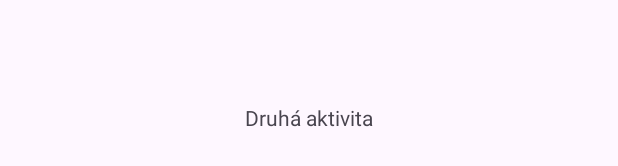
After one commit to JohnyTes/AP7MT, an Android app: the layout activity_second.xml on its own in the app's theme, with its tools: preview values and no code run, on a phone screen of 412 x 824 dp. The commit adds this screen. Shown: the part 501-667 px from the top of the screen. Run offline under Robolectric (Android 15) with nearby library versions, the light colour scheme and no system bars.

```diff
--- a/app/build.gradle.kts
+++ b/app/build.gradle.kts
@@ -2,7 +2,6 @@ plugins {
     id("com.android.application")
     id("org.jetbrains.kotlin.android")
 }
-
 android {
     namespace = "com.example.ap7mt"
     compileSdk = 34
@@ -44,11 +43,15 @@ dependencies {
     implementation("com.squareup.moshi:moshi-kotlin:1.14.0")
     implementation("com.squareup.retrofit2:converter-moshi:2.9.0")
     implementation("androidx.lifecycle:lifecycle-viewmodel-ktx:2.6.2")
+    implementation("androidx.paging:paging-runtime-ktx:3.2.1")
+    implementation("com.squareup.picasso:picasso:2.8")
 
     implementation("androidx.core:core-ktx:1.9.0")
     implementation("androidx.appcompat:appcompat:1.6.1")
     implementation("com.google.android.material:material:1.10.0")
     implementation("androidx.constraintlayout:constraintlayout:2.1.4")
+    implementation("androidx.navigation:navigation-fragment-ktx:2.7.6")
+    implementation("androidx.navigation:navigation-ui-ktx:2.7.6")
     testImplementation("junit:junit:4.13.2")
     androidTestImplementation("androidx.test.ext:junit:1.1.5")
     androidTestImplementation("androidx.test.espresso:espresso-core:3.5.1")
--- a/app/src/main/AndroidManifest.xml
+++ b/app/src/main/AndroidManifest.xml
@@ -21,6 +21,7 @@
                 <category android:name="android.intent.category.LAUNCHER" />
             </intent-filter>
         </activity>
+        <activity android:name=".secondActivity"/>
     </application>
 
 </manifest>
--- a/app/src/main/java/com/example/ap7mt/RickAndMortyService.kt
+++ b/app/src/main/java/com/example/ap7mt/RickAndMortyService.kt
@@ -4,6 +4,7 @@ import retrofit2.Call
 import retrofit2.Response
 import retrofit2.http.GET
 import retrofit2.http.Path
+import retrofit2.http.Query
 
 interface RickAndMortyService {
     @GET("character/{character-id}")
--- /dev/null
+++ b/app/src/main/res/layout/activity_second.xml
@@ -0,0 +1,18 @@
+<?xml version="1.0" encoding="utf-8"?>
+<androidx.constraintlayout.widget.ConstraintLayout xmlns:android="http://schemas.android.com/apk/res/android"
+    xmlns:app="http://schemas.android.com/apk/res-auto"
+    xmlns:tools="http://schemas.android.com/tools"
+    android:layout_width="match_parent"
+    android:layout_height="match_parent"
+    tools:context=".SecondActivity">
+
+    <TextView
+        android:id="@+id/textView2"
+        android:layout_width="wrap_content"
+        android:layout_height="wrap_content"
+        android:text="Druhá aktivita"
+        app:layout_constraintBottom_toBottomOf="parent"
+        app:layout_constraintEnd_toEndOf="parent"
+        app:layout_constraintStart_toStartOf="parent"
+        app:layout_constraintTop_toTopOf="parent" />
+</androidx.constraintlayout.widget.ConstraintLayout>
--- a/app/src/main/res/values/strings.xml
+++ b/app/src/main/res/values/strings.xml
@@ -1,3 +1,5 @@
 <resources>
     <string name="app_name">AP7MT</string>
+    <!-- TODO: Remove or change this placeholder text -->
+    <string name="hello_blank_fragment">Hello blank fragment</string>
 </resources>
```
Also changed, not shown: app/src/main/java/com/example/ap7mt/MainActivity.kt (+18 -3 lines), app/src/main/java/com/example/ap7mt/secondActivity.kt (added, +11 -0 lines), app/src/main/res/layout/activity_main.xml (+38 -9 lines).
